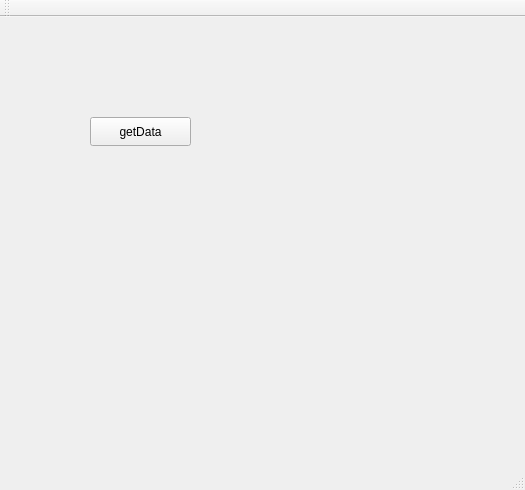
Old version of the form QtTcpClientConsumer/mainwindow.ui in the repository HemersonRafael/Supervisory.
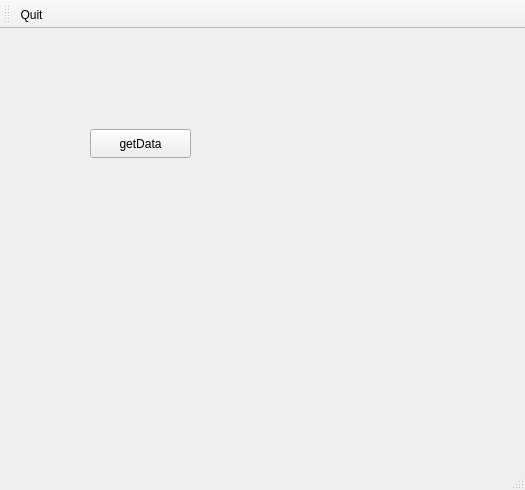
New version of the form.

Diff of the .ui file:
```diff
--- a/QtTcpClientConsumer/mainwindow.ui
+++ b/QtTcpClientConsumer/mainwindow.ui
@@ -45,8 +45,14 @@
    <attribute name="toolBarBreak">
     <bool>false</bool>
    </attribute>
+   <addaction name="actionQuit"/>
   </widget>
   <widget class="QStatusBar" name="statusBar"/>
+  <action name="actionQuit">
+   <property name="text">
+    <string>Quit</string>
+   </property>
+  </action>
  </widget>
  <layoutdefault spacing="6" margin="11"/>
  <resources/>
```
